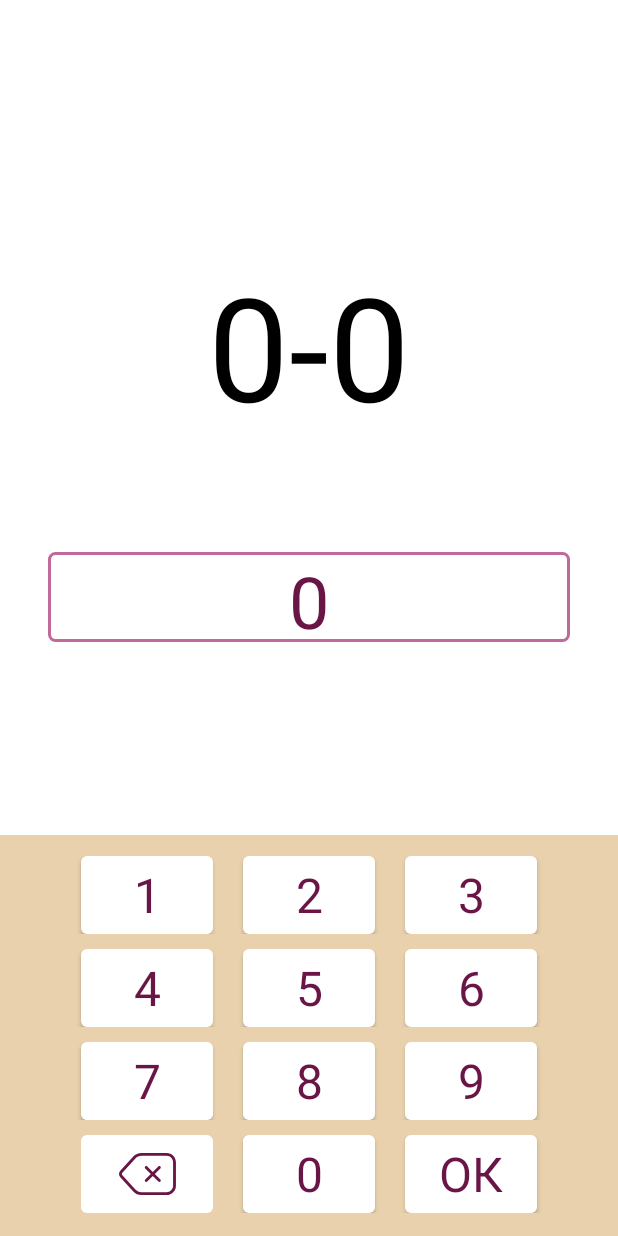
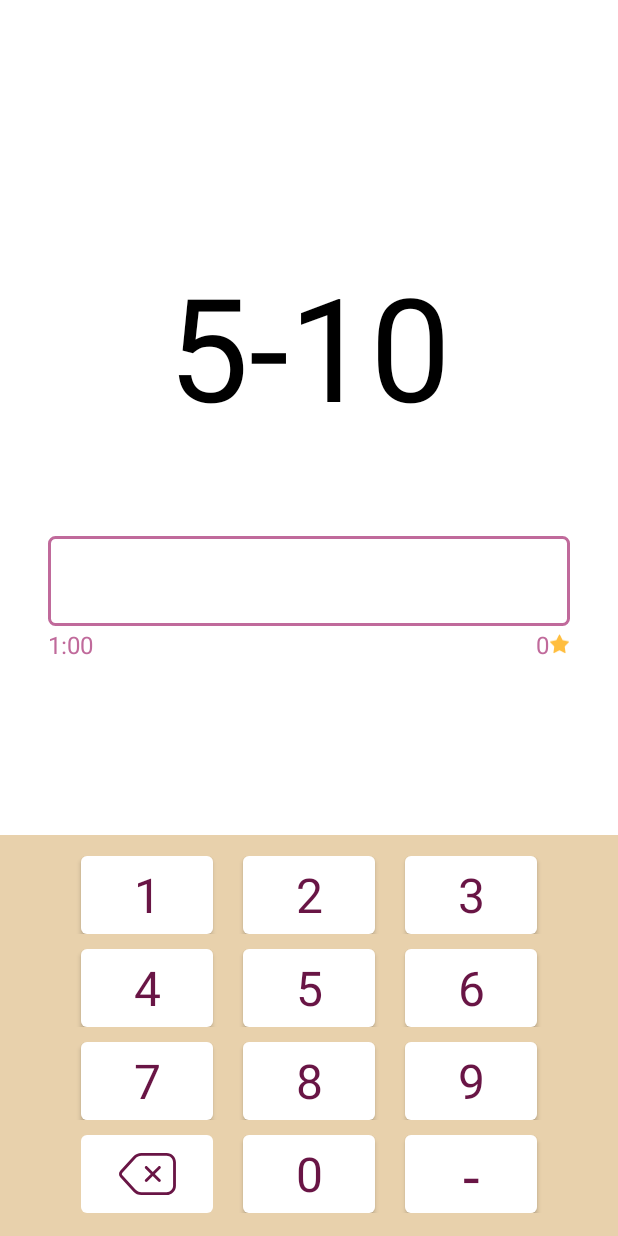
Before and after one commit to snejokart/mentalmath, an Android app: the MathTask screen opened directly, with no data from a screen before it, on a phone screen of 412 x 824 dp. Run offline under Robolectric (Android 15) with nearby library versions, the light colour scheme and no system bars; Roboto replaces fonts that are not available here; 1 statement that could not run was skipped.

Commit message:
сделаны 4 из 5 режимов, рабочая клавиатура, начисление баллов, автоматическое считываение вводимого значения

```diff
--- a/app/build.gradle.kts
+++ b/app/build.gradle.kts
@@ -12,7 +12,7 @@ android {
         minSdk = 24
         targetSdk = 34
         versionCode = 1
-        versionName = "1.0"
+        versionName = "0.1"
 
         testInstrumentationRunner = "androidx.test.runner.AndroidJUnitRunner"
     }
--- a/app/src/main/java/com/example/mentalmath/MainActivity.kt
+++ b/app/src/main/java/com/example/mentalmath/MainActivity.kt
@@ -19,6 +19,10 @@ class MainActivity : AppCompatActivity() {
         }
 
         val int = Intent(this, Main::class.java)
-        Handler().postDelayed({ startActivity(int); overridePendingTransition(0,0) }, 100L)
+        Handler().postDelayed({
+            startActivity(int)
+            overridePendingTransition(0,0)
+                              },
+            100L)
     }
 }
--- a/app/src/main/res/layout/activity_math_task.xml
+++ b/app/src/main/res/layout/activity_math_task.xml
@@ -25,7 +25,8 @@
             android:layout_width="wrap_content"
             android:layout_height="wrap_content"
             android:layout_weight="1"
-            android:text="0" />
+            android:inputType="number"
+            android:text="40" />
 
         <TextView
             android:id="@+id/sign"
@@ -39,9 +40,11 @@
             android:id="@+id/num2"
             style="@style/testText"
             android:layout_width="wrap_content"
+
             android:layout_height="wrap_content"
             android:layout_weight="1"
-            android:text="0" />
+            android:inputType="number"
+            android:text="10" />
     </LinearLayout>
 
     <TableLayout
@@ -151,9 +154,10 @@
                 android:text="0" />
 
             <androidx.appcompat.widget.AppCompatButton
-                android:id="@+id/ok"
+                android:id="@+id/minus"
                 style="@style/btn_keyboard"
-                android:text="ок" />
+                android:text="-"
+                android:textSize="40sp" />
         </TableRow>
 
     </TableLayout>
@@ -168,12 +172,51 @@
         android:layout_marginBottom="87dp"
         android:background="@drawable/enter"
         android:fontFamily="@font/roboto_bold"
-        android:text="0"
+        android:inputType="number"
         android:textAlignment="center"
         android:textColor="@color/textpink"
         android:textSize="48sp"
         app:layout_constraintBottom_toTopOf="@+id/tableLayout"
         app:layout_constraintEnd_toEndOf="parent"
+        app:layout_constraintHorizontal_bias="0.0"
         app:layout_constraintStart_toStartOf="parent"
-        app:layout_constraintTop_toBottomOf="@+id/linearLayout2" />
+        app:layout_constraintTop_toBottomOf="@+id/linearLayout2"
+        app:layout_constraintVertical_bias="0.372" />
+
+    <LinearLayout
+        android:layout_width="0dp"
+        android:layout_height="wrap_content"
+        android:layout_marginTop="1dp"
+        android:orientation="horizontal"
+        app:layout_constraintEnd_toEndOf="@+id/enter"
+        app:layout_constraintStart_toStartOf="@+id/enter"
+        app:layout_constraintTop_toBottomOf="@+id/enter">
+
+        <TextView
+            android:id="@+id/textView6"
+            style="@style/sendtextcolor"
+            android:layout_width="wrap_content"
+            android:layout_height="wrap_content"
+            android:layout_weight="1"
+            android:text="1:00"
+            android:textSize="16sp" />
+
+        <TextView
+            android:id="@+id/record"
+            style="@style/sendtextcolor"
+            android:layout_width="wrap_content"
+            android:layout_height="wrap_content"
+            android:layout_weight="1"
+            android:text="0"
+            android:textAlignment="viewEnd"
+            android:textSize="16sp" />
+
+        <ImageView
+            android:id="@+id/imageView3"
+            android:layout_width="wrap_content"
+            android:layout_height="wrap_content"
+            android:layout_gravity="center"
+            app:srcCompat="@drawable/star" />
+    </LinearLayout>
+
 </androidx.constraintlayout.widget.ConstraintLayout>
```
Also changed, not shown: app/src/main/java/com/example/mentalmath/MathTask.kt (+123 -23 lines), app/src/main/java/funTest/Addition.kt (deleted, +0 -39 lines).
